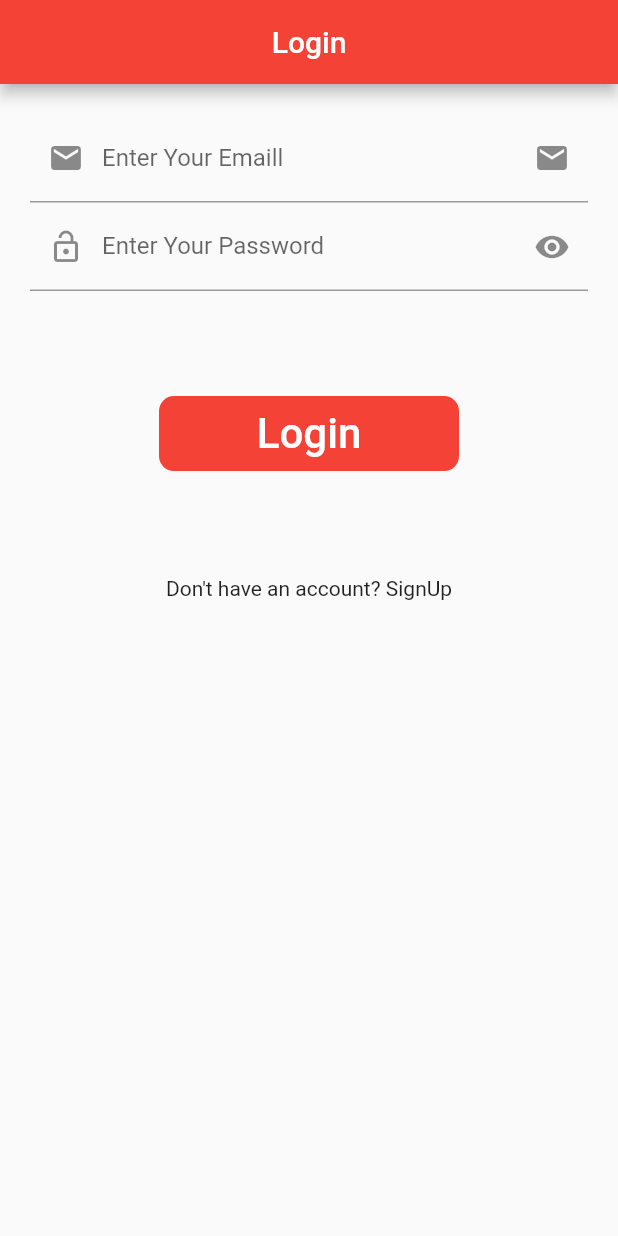
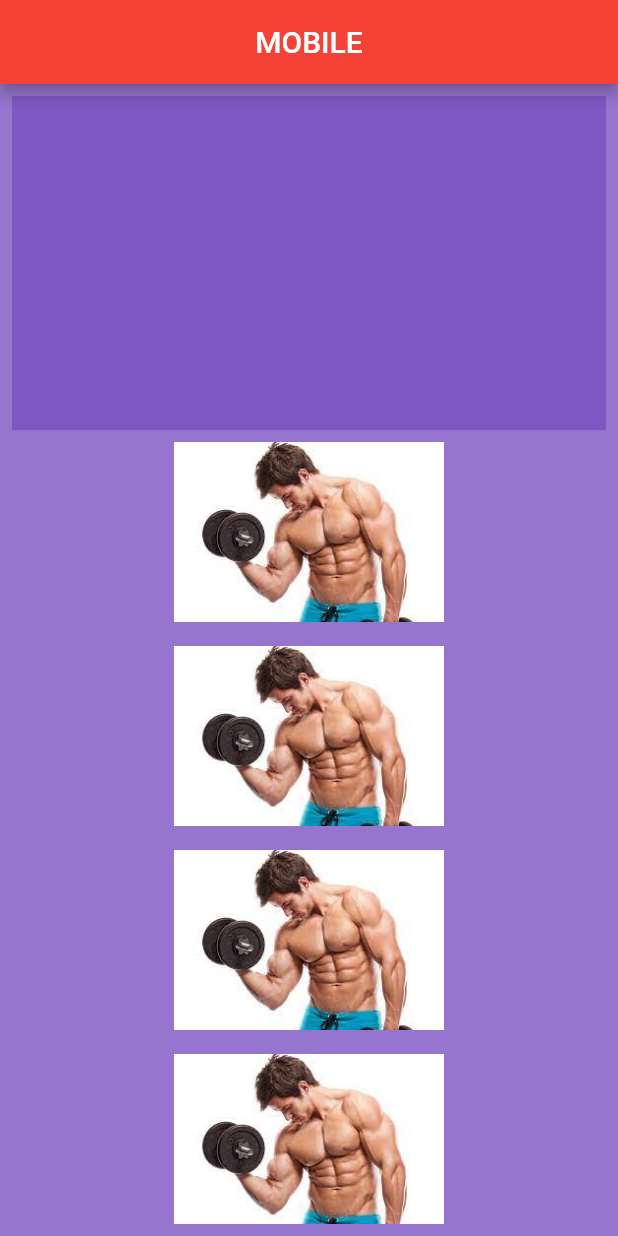
Before and after one commit to Ankita2802/Flutter, a Flutter app: the screen it shows after launch, on a phone screen of 412 x 824 dp. Run offline on Flutter 3.47's test engine with Material 2 defaults, Android fonts, the phone set to English and light mode, and no system bars; our stand-ins replace another_flushbar, fluttertoast, google_fonts.

Commit message:
commit my all responsive webview files

```diff
--- /dev/null
+++ b/lib/Responsivee/web-view/constant.dart
@@ -0,0 +1,2 @@
+//set the common device dimensions here for mobile,tablet,desktop
+const mobilewidth = 600;
--- /dev/null
+++ b/lib/Responsivee/web-view/mobile_body.dart
@@ -0,0 +1,60 @@
+import 'package:flutter/material.dart';
+class MyMobileBody extends StatefulWidget {
+  const MyMobileBody({super.key});
+
+  @override
+  State<MyMobileBody> createState() => _MyMobileBodyState();
+}
+
+class _MyMobileBodyState extends State<MyMobileBody> {
+   final List<String> imageList=[
+     "assets/images/fitness.png",
+     "assets/images/fitness.png",
+     "assets/images/fitness.png",
+     "assets/images/fitness.png",
+     "assets/images/fitness.png",
+     "assets/images/fitness.png",
+     "assets/images/fitness.png",
+     "assets/images/fitness.png"
+    ];
+  @override
+  Widget build(BuildContext context) {
+    return Scaffold(
+      backgroundColor: Colors.deepPurple[300],
+      appBar: AppBar(
+        title: const Text("MOBILE"),
+        centerTitle: true,
+      ),
+      body: Padding(
+        padding: const EdgeInsets.all(8.0),
+        child: Column(
+          children: [
+            //YouTube Video Screen
+            AspectRatio(
+              aspectRatio: 16/9,
+              child: Container(
+                color: Colors.deepPurple[400],
+              ),
+            ),
+            Expanded(child: ListView.builder(
+              itemCount:imageList.length,
+              itemBuilder: (context, index) {
+                 return Padding(
+                   padding: const EdgeInsets.all(8.0),
+                   child: Container(
+                     height: 120,
+                    //     color: Colors.deepPurple[400],
+                    decoration: BoxDecoration(
+                      image: DecorationImage(
+                        image: AssetImage(imageList[index])
+                      )
+                    ),
+                   ),
+                 );
+            },))
+          ],
+        ),
+      ),
+    );
+  }
+}
--- /dev/null
+++ b/lib/Responsivee/web-view/reponsive.dart
@@ -0,0 +1,21 @@
+import 'package:figma/Responsivee/web-view/constant.dart';
+import 'package:flutter/material.dart';
+class ResponsiveLayout extends StatelessWidget {
+  final  Widget mobileview;
+  final  Widget desktopview;
+  const ResponsiveLayout({super.key,required this.mobileview,required this.desktopview});
+
+  @override
+  Widget build(BuildContext context) {
+    return LayoutBuilder(
+      builder: (context, constraints) {
+        if(constraints.maxWidth < mobilewidth){
+          return mobileview;
+        }
+        else{
+          return desktopview;
+        }
+      },
+    );
+  }
+}
--- /dev/null
+++ b/lib/Responsivee/web-view/youtubedemo.dart
@@ -0,0 +1,17 @@
+import 'package:figma/Responsivee/web-view/desktop_body.dart';
+import 'package:figma/Responsivee/web-view/mobile_body.dart';
+import 'package:figma/Responsivee/web-view/reponsive.dart';
+import 'package:flutter/material.dart';
+class YouTubeDemo extends StatelessWidget {
+  const YouTubeDemo({super.key});
+
+  @override
+  Widget build(BuildContext context) {
+    return const Scaffold(
+      body: ResponsiveLayout(
+        desktopview: MyDesktopBody(),
+        mobileview: MyMobileBody(),
+      ),
+    );
+  }
+}
--- a/lib/main.dart
+++ b/lib/main.dart
@@ -1,11 +1,12 @@
+// import 'package:figma/Responsivee/web-view/youtubedemo.dart';
 import 'package:figma/provider/auth_provider.dart';
 import 'package:figma/provider/provider_con/count_provider.dart';
 import 'package:figma/provider/provider_con/exaone_provider.dart';
 import 'package:figma/provider/provider_con/theme_provider.dart';
 import 'package:figma/provider/screens/Favorite%20App/Favorite_provider.dart';
 import 'package:figma/provider/screens/RestApi/get_provider.dart';
-import 'package:figma/provider/utils/routes/route_name.dart';
-import 'package:figma/provider/utils/routes/routes.dart';
+// import 'package:figma/provider/utils/routes/route_name.dart';
+// import 'package:figma/provider/utils/routes/routes.dart';
 import 'package:figma/provider/view_model/auth_view_model.dart';
 // import 'package:figma/provider/screens/RestApi/loginApi/login_screen.dart';
 // import 'package:figma/provider/view/loginscreen.dart';
@@ -15,6 +16,12 @@ import 'package:figma/provider/view_model/auth_view_model.dart';
 // import 'package:figma/provider/screens/themechange/darktheme.dart';
 import 'package:flutter/material.dart';
 import 'package:provider/provider.dart';
+
+import 'Responsivee/web-view/youtubedemo.dart';
+
+// import 'Responsivee/web-view/mobile_body.dart';
+
+// import 'Responsivee/web-view/chessboard.dart';
 void main(){
   runApp(const MyApp());
 }
@@ -54,9 +61,9 @@ class MyApp extends StatelessWidget {
           color: Colors.amber
          )
       ),
-      initialRoute: RoutesName.signin,
-      onGenerateRoute: Routes.genrateRoute,
-      // home: const SigninScreen(),
+      // initialRoute: RoutesName.signin,
+      // onGenerateRoute: Routes.genrateRoute,
+      home: const YouTubeDemo(),
 
       // home: BottomNavScreen(),
     );
--- a/pubspec.yaml
+++ b/pubspec.yaml
@@ -36,7 +36,9 @@ dependencies:
   http: any
   flutter_spinkit: any
   fluttertoast: ^8.2.2
+  shared_preferences: ^2.1.2
   another_flushbar: ^1.12.30
+  websafe_svg: any
 
 
   # The following adds the Cupertino Icons font to your application.
```
Also changed, not shown: lib/Responsivee/web-view/chessboard.dart (added, +73 -0 lines), lib/Responsivee/web-view/desktop_body.dart (added, +58 -0 lines), lib/provider/model/user_model.dart (added, +17 -0 lines), assets/images/sky-image.jpg (added), pubspec.lock, 1 other file.
